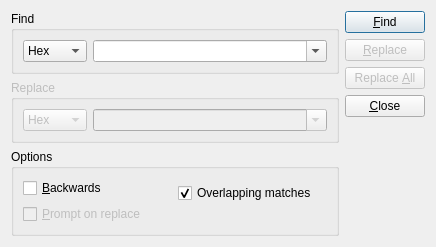
First picture: the form in src/ui/searchdialog.ui, repository codilime/veles, before the edit.
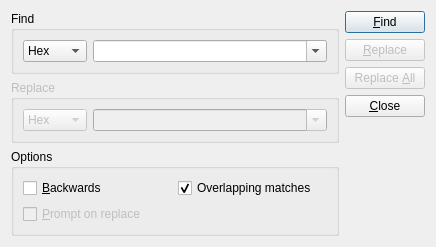
Second picture: the form after the edit.

Commit message: fixed checkbox position

The edit to the form file:
```diff
--- a/src/ui/searchdialog.ui
+++ b/src/ui/searchdialog.ui
@@ -138,7 +138,7 @@
                <enum>Qt::Vertical</enum>
               </property>
               <property name="sizeType">
-               <enum>QSizePolicy::Fixed</enum>
+               <enum>QSizePolicy::Expanding</enum>
               </property>
               <property name="sizeHint" stdset="0">
                <size>
```
